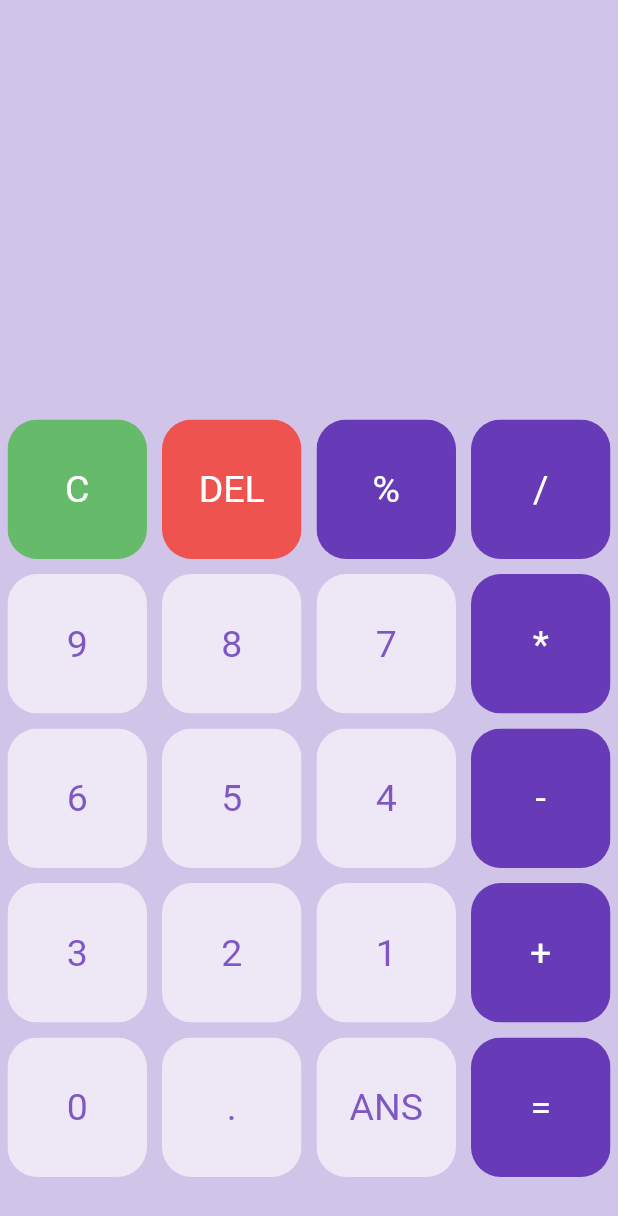
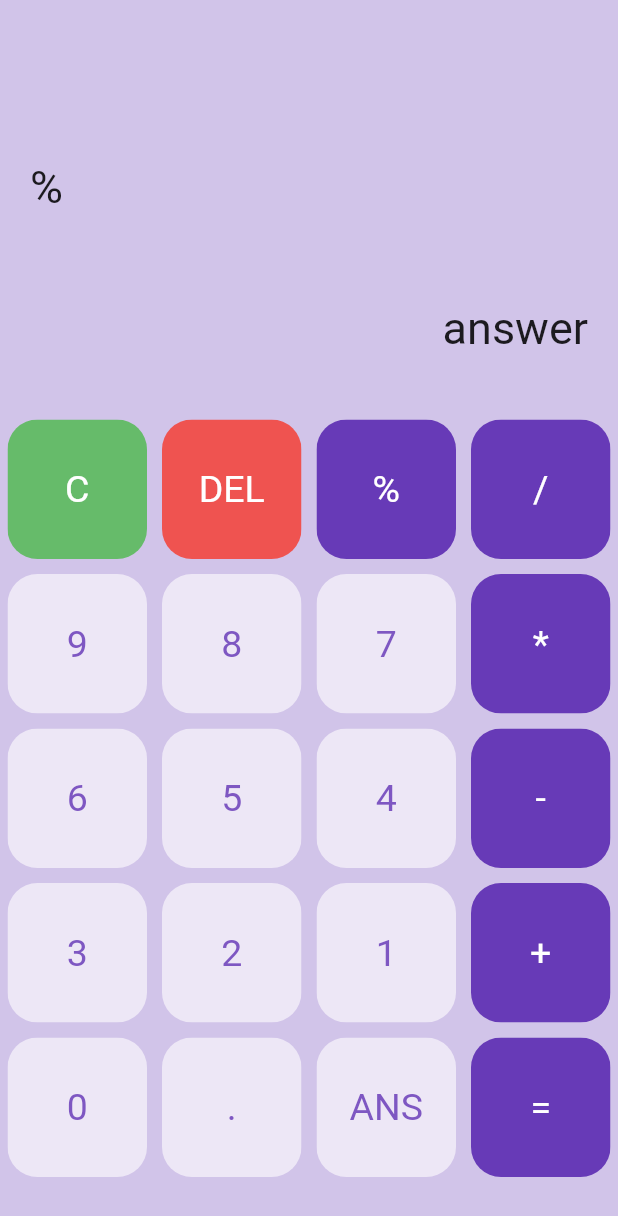
Before and after one commit to Abhinav-3009/Calculator-App, a Flutter app: the screen it shows after launch, after a tap on an icon or button, on a phone screen of 412 x 824 dp. Shown: the top 1216 px of the screen. Run offline on Flutter 3.47's test engine with Material 2 defaults, Android fonts, the phone set to English and light mode, and no system bars.

Commit message:
added functionality to buttons when they are tapped

```diff
--- a/lib/buttons.dart
+++ b/lib/buttons.dart
@@ -4,8 +4,9 @@ class MyButtons extends StatelessWidget {
   final color;
   final textColor;
   final String buttonText;
+  final buttonTapped;
 
-  MyButtons({this.color, this.textColor, this.buttonText});
+  MyButtons({this.color, this.textColor, this.buttonText,this.buttonTapped});
 
   @override
   Widget build(BuildContext context) {
@@ -13,8 +14,8 @@ class MyButtons extends StatelessWidget {
       padding: const EdgeInsets.all(5),
       child: ClipRRect(
         borderRadius: BorderRadius.circular(20),
-        child: InkWell(
-          onTap: (){},
+        child: GestureDetector(
+          onTap: buttonTapped,
           child: Container(
             color: color,
             child: Center(
--- a/lib/main.dart
+++ b/lib/main.dart
@@ -22,6 +22,9 @@ class MyHomePage extends StatefulWidget {
 }
 
 class _MyHomePageState extends State<MyHomePage> {
+  var userQuestion = '';
+  var userAnswer = 'answer';
+
   final List<String> buttons = [
     'C',
     'DEL',
@@ -51,7 +54,32 @@ class _MyHomePageState extends State<MyHomePage> {
       body: Column(
         children: [
           Expanded(
-            child: Container(),
+            child: Container(
+              child: Column(
+                mainAxisAlignment: MainAxisAlignment.spaceEvenly,
+                children: [
+                  SizedBox(
+                    height: 50,
+                  ),
+                  Container(
+                    padding: EdgeInsets.all(20),
+                    child: Text(
+                      userQuestion,
+                      style: TextStyle(fontSize: 30),
+                    ),
+                    alignment: Alignment.centerLeft,
+                  ),
+                  Container(
+                    padding: EdgeInsets.all(20),
+                    alignment: Alignment.centerRight,
+                    child: Text(
+                      userAnswer,
+                      style: TextStyle(fontSize: 30),
+                    ),
+                  ),
+                ],
+              ),
+            ),
           ),
           Expanded(
             flex: 2,
@@ -63,18 +91,33 @@ class _MyHomePageState extends State<MyHomePage> {
                   itemBuilder: (ctx, index) {
                     if (index == 0) {
                       return MyButtons(
+                        buttonTapped: (){
+                          setState(() {
+                            userQuestion='';
+                          });
+                        },
                         buttonText: buttons[index],
                         color: Colors.green[400],
                         textColor: Colors.white,
                       );
                     } else if (index == 1) {
                       return MyButtons(
+                        buttonTapped: (){
+                          setState(() {
+                            userQuestion= userQuestion.substring(0,userQuestion.length-1);
+                          });
+                        },
                         buttonText: buttons[index],
                         color: Colors.red[400],
                         textColor: Colors.white,
                       );
                     } else {
                       return MyButtons(
+                        buttonTapped: (){
+                          setState(() {
+                            userQuestion += buttons[index];
+                          });
+                        },
                         buttonText: buttons[index],
                         color: isOperator(buttons[index])
                             ? Colors.deepPurple
```
